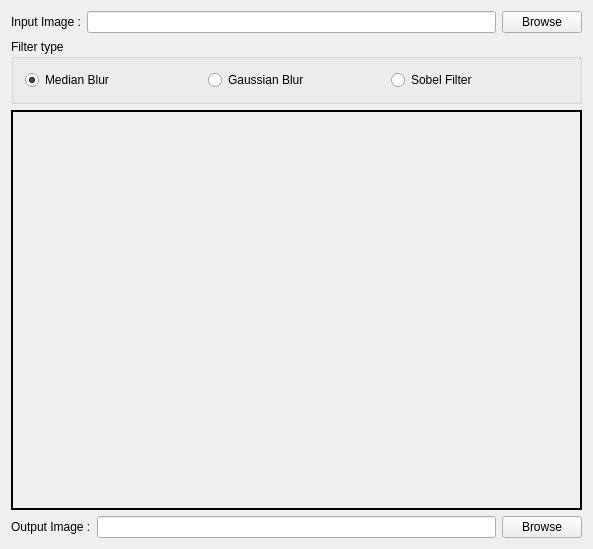
This is Qt_Project_for_Image_processing/mainwindow.ui in LaouadAyoub/Image-processing-UI-using-Qt-and-OpenCV as Qt 5 draws it before an edit. The edited form follows.
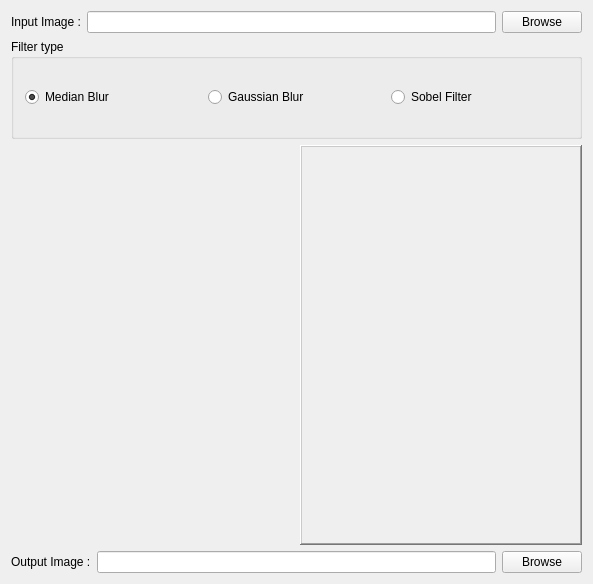
This is the edited form.

Commit message: Display input and output images

```diff
--- a/Qt_Project_for_Image_processing/mainwindow.ui
+++ b/Qt_Project_for_Image_processing/mainwindow.ui
@@ -7,7 +7,7 @@
     <x>0</x>
     <y>0</y>
     <width>593</width>
-    <height>484</height>
+    <height>584</height>
    </rect>
   </property>
   <property name="windowTitle">
@@ -77,23 +77,27 @@
     </item>
     <item>
      <layout class="QHBoxLayout" name="horizontalLayout">
+      <item>
+       <widget class="QLabel" name="InputImage">
+        <property name="text">
+         <string/>
+        </property>
+       </widget>
+      </item>
       <item>
        <widget class="QLabel" name="Image">
-        <property name="minimumSize">
-         <size>
-          <width>400</width>
-          <height>400</height>
-         </size>
+        <property name="layoutDirection">
+         <enum>Qt::RightToLeft</enum>
         </property>
-        <property name="maximumSize">
-         <size>
-          <width>700</width>
-          <height>400</height>
-         </size>
+        <property name="autoFillBackground">
+         <bool>false</bool>
         </property>
         <property name="frameShape">
          <enum>QFrame::WinPanel</enum>
         </property>
+        <property name="frameShadow">
+         <enum>QFrame::Raised</enum>
+        </property>
         <property name="text">
          <string/>
         </property>
```
The commit also changes 2 other files.
